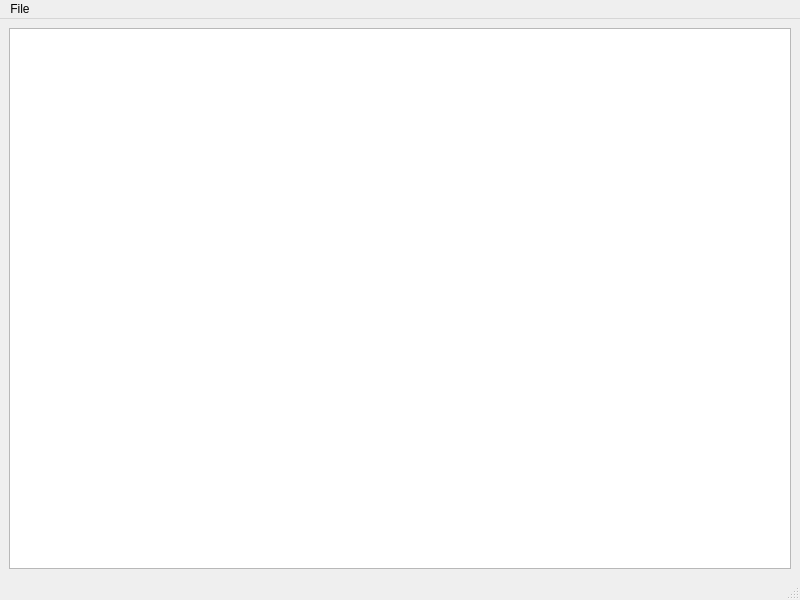
Above: notepad.ui from berhalter/Notepad-- before the change. Below: the same form after it.
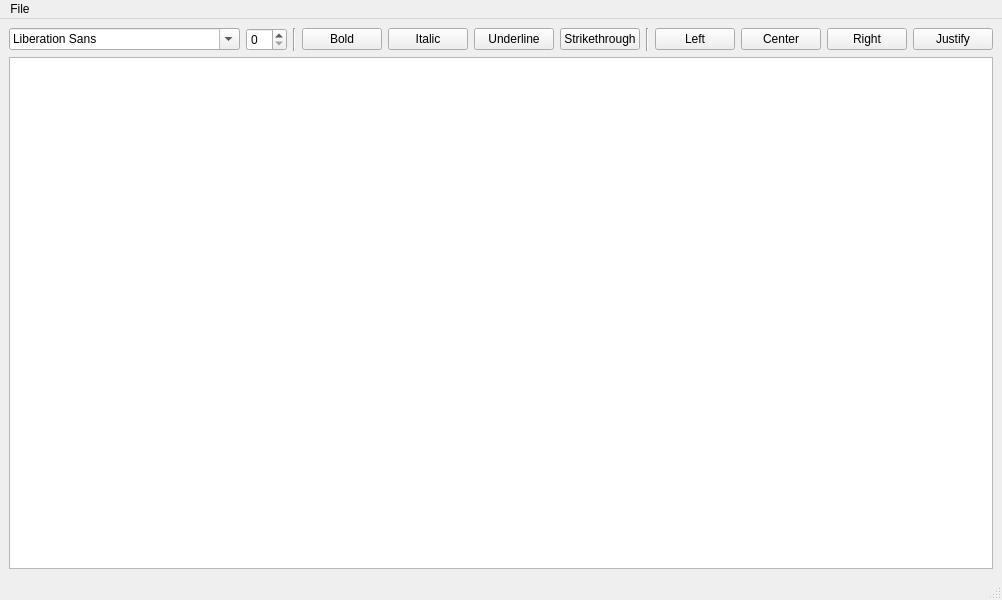
That is the form after the change.

Commit message: added font selection and bold/italic/underline/strikethrough. added buttons for alignment, not implemented functionally.

Patch:
```diff
--- a/notepad.ui
+++ b/notepad.ui
@@ -15,6 +15,137 @@
   </property>
   <widget class="QWidget" name="centralwidget">
    <layout class="QVBoxLayout" name="verticalLayout">
+    <item>
+     <layout class="QGridLayout" name="gridLayout">
+      <property name="bottomMargin">
+       <number>0</number>
+      </property>
+      <item row="0" column="7">
+       <widget class="Line" name="line_2">
+        <property name="orientation">
+         <enum>Qt::Vertical</enum>
+        </property>
+       </widget>
+      </item>
+      <item row="0" column="5">
+       <widget class="QPushButton" name="pushUnderline">
+        <property name="text">
+         <string>Underline</string>
+        </property>
+        <property name="checkable">
+         <bool>true</bool>
+        </property>
+        <attribute name="buttonGroup">
+         <string notr="true">styleGroup</string>
+        </attribute>
+       </widget>
+      </item>
+      <item row="0" column="8">
+       <widget class="QPushButton" name="pushLeft">
+        <property name="text">
+         <string>Left</string>
+        </property>
+        <property name="checkable">
+         <bool>true</bool>
+        </property>
+        <attribute name="buttonGroup">
+         <string notr="true">alignmentGroup</string>
+        </attribute>
+       </widget>
+      </item>
+      <item row="0" column="9">
+       <widget class="QPushButton" name="pushCenter">
+        <property name="text">
+         <string>Center</string>
+        </property>
+        <property name="checkable">
+         <bool>true</bool>
+        </property>
+        <attribute name="buttonGroup">
+         <string notr="true">alignmentGroup</string>
+        </attribute>
+       </widget>
+      </item>
+      <item row="0" column="0">
+       <widget class="QFontComboBox" name="fontComboBox"/>
+      </item>
+      <item row="0" column="3">
+       <widget class="QPushButton" name="pushBold">
+        <property name="text">
+         <string>Bold</string>
+        </property>
+        <property name="checkable">
+         <bool>true</bool>
+        </property>
+        <attribute name="buttonGroup">
+         <string notr="true">styleGroup</string>
+        </attribute>
+       </widget>
+      </item>
+      <item row="0" column="4">
+       <widget class="QPushButton" name="pushItalic">
+        <property name="text">
+         <string>Italic</string>
+        </property>
+        <property name="checkable">
+         <bool>true</bool>
+        </property>
+        <attribute name="buttonGroup">
+         <string notr="true">styleGroup</string>
+        </attribute>
+       </widget>
+      </item>
+      <item row="0" column="6">
+       <widget class="QPushButton" name="pushStrike">
+        <property name="text">
+         <string>Strikethrough</string>
+        </property>
+        <property name="checkable">
+         <bool>true</bool>
+        </property>
+        <attribute name="buttonGroup">
+         <string notr="true">styleGroup</string>
+        </attribute>
+       </widget>
+      </item>
+      <item row="0" column="1">
+       <widget class="QSpinBox" name="spinBox"/>
+      </item>
+      <item row="0" column="2">
+       <widget class="Line" name="line">
+        <property name="orientation">
+         <enum>Qt::Vertical</enum>
+        </property>
+       </widget>
+      </item>
+      <item row="0" column="10">
+       <widget class="QPushButton" name="pushRight">
+        <property name="text">
+         <string>Right</string>
+        </property>
+        <property name="checkable">
+         <bool>true</bool>
+        </property>
+        <attribute name="buttonGroup">
+         <string notr="true">alignmentGroup</string>
+        </attribute>
+       </widget>
+      </item>
+      <item row="0" column="11">
+       <widget class="QPushButton" name="pushButton">
+        <property name="text">
+         <string>Justify</string>
+        </property>
+        <property name="checkable">
+         <bool>true</bool>
+        </property>
+        <attribute name="buttonGroup">
+         <string notr="true">alignmentGroup</string>
+        </attribute>
+       </widget>
+      </item>
+     </layout>
+    </item>
     <item>
      <widget class="QTextEdit" name="textEdit"/>
     </item>
```
Left out of the diff: 14 changed lines with no effect on the pictures. The commit also changes 584 other files.
